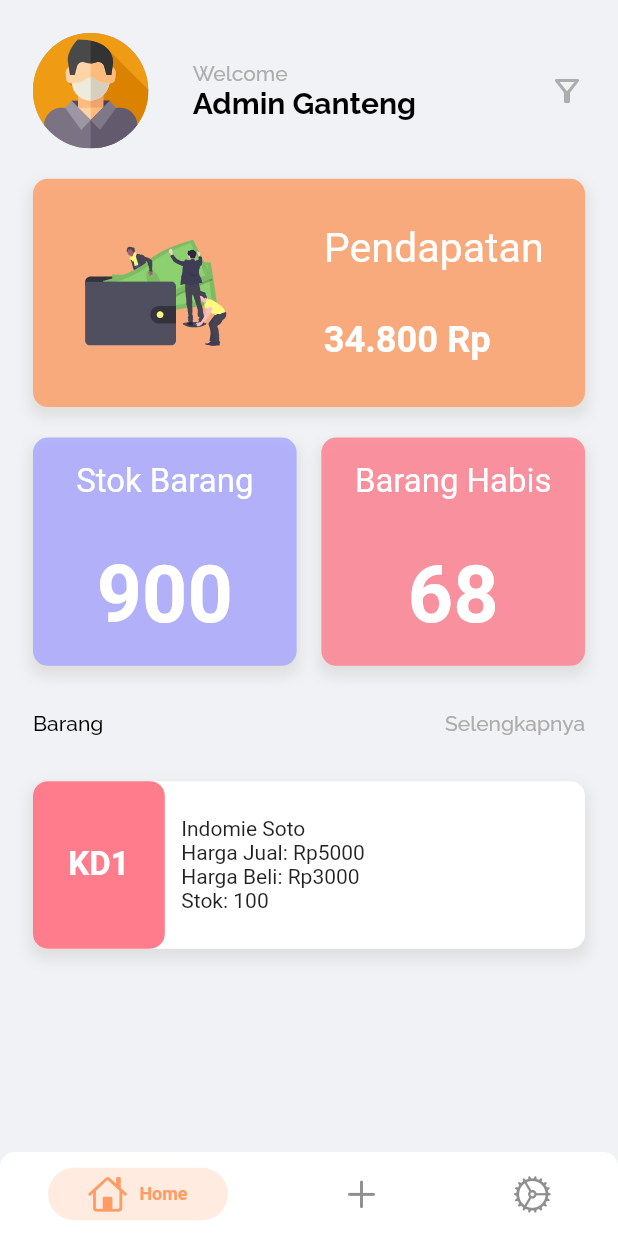
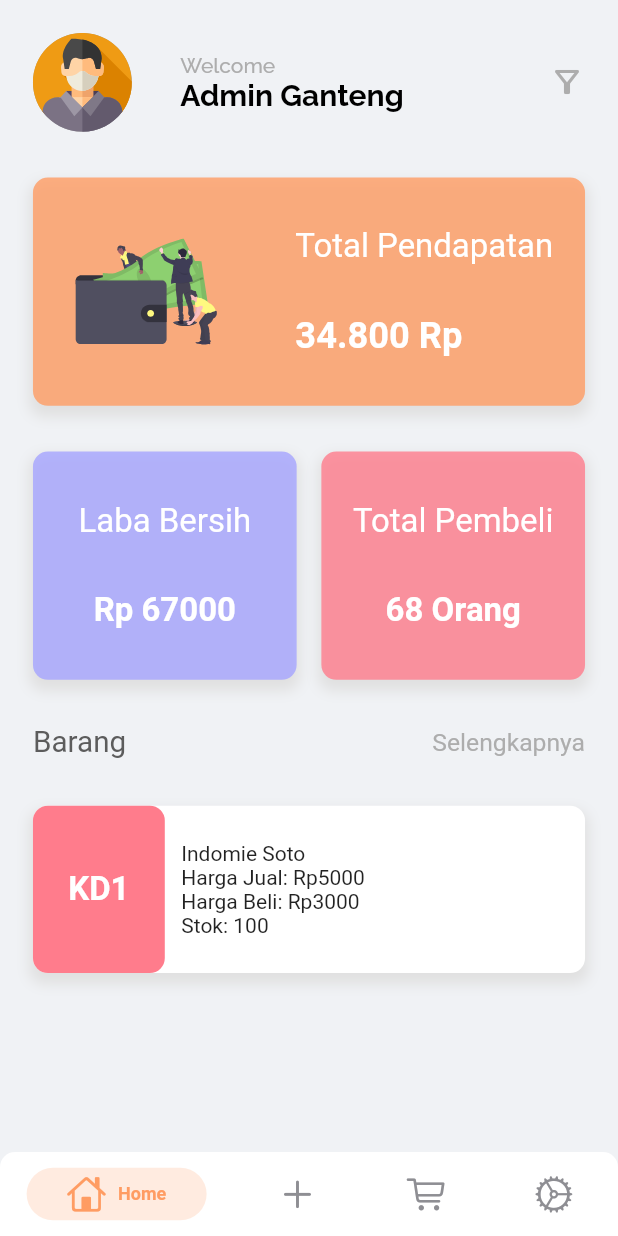
Before and after one commit to alwijein/flutter-tokotok, a Flutter app: the screen it shows after launch, after a tap on "Continue", after a tap on "Admin", on a phone screen of 412 x 824 dp. Run offline on Flutter 3.47's test engine with Material 2 defaults, Android fonts, the light colour scheme and no system bars; drawn by our look-alikes of persistent_bottom_nav_bar; our stand-ins replace bloc, cloud_firestore, equatable, firebase_auth, firebase_core, flutter_bloc and 2 more; accounts and stored records are empty.

Commit message:
create cashier screen

```diff
--- a/lib/screens/navbar/navbar.dart
+++ b/lib/navbar.dart
@@ -1,5 +1,6 @@
 import 'package:flutter/cupertino.dart';
 import 'package:flutter/material.dart';
+import 'package:flutter_auth_new/screens/cashier_screen/cashier_screen.dart';
 import 'package:flutter_auth_new/screens/home_screen/home_screen.dart';
 import 'package:flutter_auth_new/screens/setting_screen/setting_screen.dart';
 import 'package:flutter_auth_new/screens/tambah_barang_screen/tambah_barang_screen.dart';
@@ -54,6 +55,7 @@ class NavBar extends StatelessWidget {
     return [
       HomeScreen(),
       TambahBarangScreen(),
+      CashierScreen(),
       SettingScreen(),
     ];
   }
@@ -73,6 +75,12 @@ class NavBar extends StatelessWidget {
         inactiveColorPrimary: CupertinoColors.systemGrey,
       ),
       PersistentBottomNavBarItem(
+        icon: Icon(CupertinoIcons.cart),
+        title: ("Kasir"),
+        activeColorPrimary: kPrimaryColor,
+        inactiveColorPrimary: CupertinoColors.systemGrey,
+      ),
+      PersistentBottomNavBarItem(
         icon: Icon(CupertinoIcons.settings),
         title: ("Setting"),
         activeColorPrimary: kPrimaryColor,
--- /dev/null
+++ b/lib/screens/cashier_screen/cashier_screen.dart
@@ -0,0 +1,15 @@
+import 'package:flutter/material.dart';
+import 'package:flutter_auth_new/screens/cashier_screen/components/body.dart';
+import 'package:flutter_auth_new/size_config.dart';
+
+class CashierScreen extends StatelessWidget {
+  const CashierScreen({Key? key}) : super(key: key);
+
+  @override
+  Widget build(BuildContext context) {
+    SizeConfig().init(context);
+    return Scaffold(
+      body: Body(),
+    );
+  }
+}
--- /dev/null
+++ b/lib/screens/cashier_screen/components/body.dart
@@ -0,0 +1,14 @@
+import 'package:flutter/material.dart';
+
+class Body extends StatelessWidget {
+  const Body({Key? key}) : super(key: key);
+
+  @override
+  Widget build(BuildContext context) {
+    return SafeArea(
+      child: Column(
+        children: [],
+      ),
+    );
+  }
+}
--- a/lib/screens/home_screen/components/body.dart
+++ b/lib/screens/home_screen/components/body.dart
@@ -2,7 +2,7 @@ import 'package:flutter/material.dart';
 import 'package:flutter_auth_new/bloc/user_bloc/user_bloc.dart';
 import 'package:flutter_auth_new/screens/components/card_barang.dart';
 import 'package:flutter_auth_new/screens/home_screen/components/headling_selengkapnya.dart';
-import 'package:flutter_auth_new/screens/home_screen/components/rounded_card_barang.dart';
+import 'package:flutter_auth_new/screens/home_screen/components/rounded_card.dart';
 import 'package:flutter_auth_new/screens/home_screen/components/rounded_card_pendapatan.dart';
 import 'package:flutter_auth_new/shared/shared.dart';
 import 'package:flutter_auth_new/size_config.dart';
@@ -27,13 +27,13 @@ class Body extends StatelessWidget {
                     Row(
                       children: [
                         Container(
-                          width: getPropertionateScreenWidht(70),
-                          height: getPropertionateScreenWidht(70),
+                          width: getPropertionateScreenWidht(60),
+                          height: getPropertionateScreenWidht(60),
                           decoration: BoxDecoration(
                             color: Colors.grey,
                             shape: BoxShape.circle,
                           ),
-                          child: SvgPicture.asset(userState is UserLoaded
+                          child: SvgPicture.asset((userState is UserLoaded)
                               ? userState.users.profilePicture.toString()
                               : ""),
                         ),
@@ -64,14 +64,14 @@ class Body extends StatelessWidget {
                       crossAxisAlignment: CrossAxisAlignment.start,
                       mainAxisAlignment: MainAxisAlignment.spaceBetween,
                       children: [
-                        RoundedCardBarang(
-                          title: "Stok Barang",
-                          count: "900",
+                        RoundedCard(
+                          title: "Laba Bersih",
+                          count: "Rp 67000",
                           color: kBlueColor,
                         ),
-                        RoundedCardBarang(
-                          title: "Barang Habis",
-                          count: "68",
+                        RoundedCard(
+                          title: "Total Pembeli",
+                          count: "68 Orang",
                           color: kRedColor,
                         ),
                       ],
--- a/lib/screens/home_screen/components/headling_selengkapnya.dart
+++ b/lib/screens/home_screen/components/headling_selengkapnya.dart
@@ -21,11 +21,20 @@ class HeadlingSelengkapnya extends StatelessWidget {
         children: [
           Text(
             title,
-            style: blackTextFont,
+            style: TextStyle(
+              color: kTextColor,
+              fontSize: getPropertionateScreenWidht(18),
+            ),
           ),
           GestureDetector(
             onTap: press,
-            child: Text("Selengkapnya", style: greyTextFont),
+            child: Text(
+              "Selengkapnya",
+              style: TextStyle(
+                color: kSecondaryColor,
+                fontSize: getPropertionateScreenWidht(15),
+              ),
+            ),
           ),
         ],
       ),
--- a/lib/screens/home_screen/components/rounded_card_barang.dart
+++ b/lib/screens/home_screen/components/rounded_card.dart
@@ -2,8 +2,8 @@ import 'package:flutter/material.dart';
 import 'package:flutter_auth_new/shared/shared.dart';
 import 'package:flutter_auth_new/size_config.dart';
 
-class RoundedCardBarang extends StatelessWidget {
-  const RoundedCardBarang({
+class RoundedCard extends StatelessWidget {
+  const RoundedCard({
     Key? key,
     required this.title,
     required this.count,
@@ -29,7 +29,7 @@ class RoundedCardBarang extends StatelessWidget {
         ],
       ),
       child: Column(
-        mainAxisAlignment: MainAxisAlignment.spaceAround,
+        mainAxisAlignment: MainAxisAlignment.spaceEvenly,
         crossAxisAlignment: CrossAxisAlignment.center,
         children: [
           Text(
@@ -43,7 +43,7 @@ class RoundedCardBarang extends StatelessWidget {
             count,
             style: TextStyle(
               color: Colors.white,
-              fontSize: getPropertionateScreenWidht(48),
+              fontSize: getPropertionateScreenWidht(20),
               fontWeight: FontWeight.bold,
             ),
           ),
--- a/lib/screens/home_screen/components/rounded_card_pendapatan.dart
+++ b/lib/screens/home_screen/components/rounded_card_pendapatan.dart
@@ -12,7 +12,7 @@ class RoundedCardPendapatan extends StatelessWidget {
   Widget build(BuildContext context) {
     return Padding(
       padding: EdgeInsets.symmetric(
-        vertical: getPropertionateScreenHeight(20),
+        vertical: getPropertionateScreenHeight(30),
       ),
       child: Container(
         height: getPropertionateScreenHeight(150),
@@ -38,10 +38,10 @@ class RoundedCardPendapatan extends StatelessWidget {
               mainAxisAlignment: MainAxisAlignment.spaceEvenly,
               children: [
                 Text(
-                  "Pendapatan",
+                  "Total Pendapatan",
                   style: TextStyle(
                     color: Colors.white,
-                    fontSize: getPropertionateScreenWidht(25),
+                    fontSize: getPropertionateScreenWidht(20),
                   ),
                 ),
                 Text(
--- a/lib/screens/sign_in_screen/components/body.dart
+++ b/lib/screens/sign_in_screen/components/body.dart
@@ -5,7 +5,7 @@ import 'package:flutter_auth_new/models/models.dart';
 import 'package:flutter_auth_new/screens/components/headling_text_logo.dart';
 import 'package:flutter_auth_new/screens/components/primary_button.dart';
 import 'package:flutter_auth_new/screens/home_screen/home_screen.dart';
-import 'package:flutter_auth_new/screens/navbar/navbar.dart';
+import 'package:flutter_auth_new/navbar.dart';
 import 'package:flutter_auth_new/screens/sign_in_screen/components/sign_in_form.dart';
 import 'package:flutter_auth_new/screens/sign_in_screen/components/social_lite_card.dart';
 import 'package:flutter_auth_new/shared/shared.dart';
--- a/lib/screens/tambah_barang_screen/components/headling_text.dart
+++ b/lib/screens/tambah_barang_screen/components/headling_text.dart
@@ -19,6 +19,7 @@ class HeadlingText extends StatelessWidget {
               color: kPrimaryColor,
               fontWeight: FontWeight.bold,
               fontSize: getPropertionateScreenWidht(36),
+              letterSpacing: 2.0,
             ),
           ),
           Text(
--- a/lib/screens/wrapper/wrapper.dart
+++ b/lib/screens/wrapper/wrapper.dart
@@ -3,7 +3,7 @@ import 'package:flutter/material.dart';
 import 'package:flutter_auth_new/bloc/page_bloc/page_bloc.dart';
 import 'package:flutter_auth_new/bloc/user_bloc/user_bloc.dart';
 import 'package:flutter_auth_new/screens/home_screen/home_screen.dart';
-import 'package:flutter_auth_new/screens/navbar/navbar.dart';
+import 'package:flutter_auth_new/navbar.dart';
 import 'package:flutter_auth_new/screens/sign_in_screen/sign_in_screen.dart';
 import 'package:flutter_auth_new/screens/sign_up_screen/sign_up_screen.dart';
 import 'package:flutter_auth_new/screens/splash_screen/splash_screen.dart';
--- a/lib/services/user_services.dart
+++ b/lib/services/user_services.dart
@@ -17,8 +17,7 @@ class UserServices {
     _userCollection.doc(users.id).set({
       'email': users.email,
       'name': users.name,
-      'profilePicture':
-          users.profilePicture ?? "assets/icons/profile-picture.svg",
+      'profilePicture': users.profilePicture ?? "",
     });
   }
 
```
Also changed, not shown: pubspec.lock.
